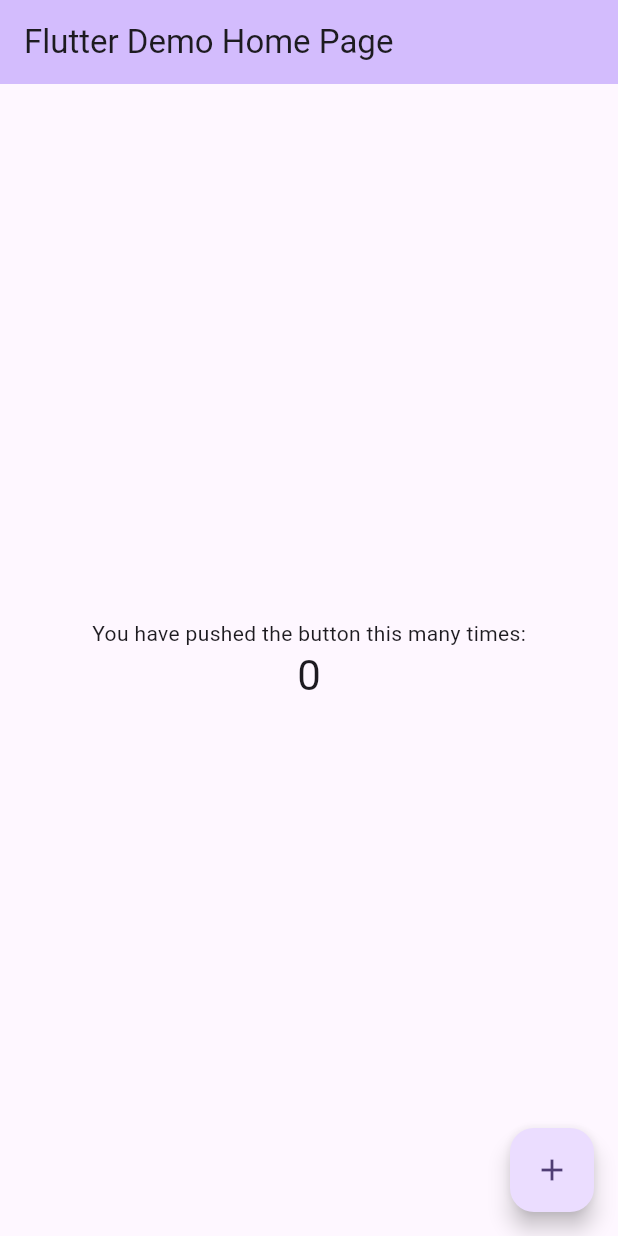
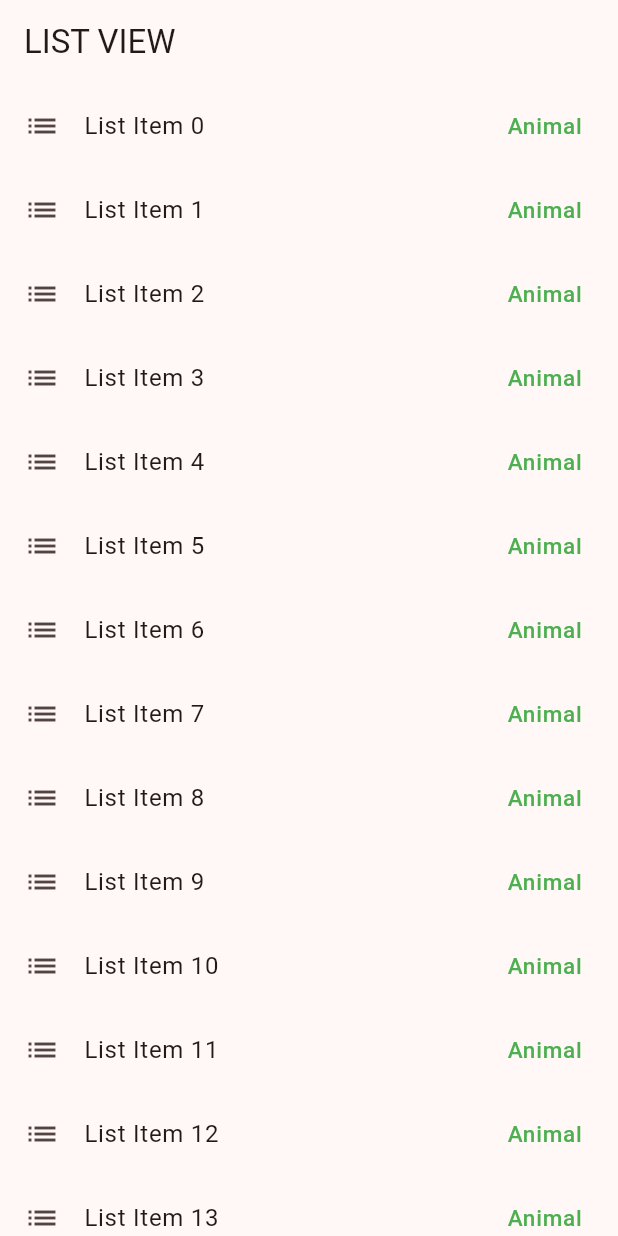
Before and after one commit to Mame-Mor-M/4443Lab5, a Flutter app: the screen it shows after launch, on a phone screen of 412 x 824 dp. Run offline on Flutter 3.47's test engine with Material 3 defaults, Android fonts, the phone set to English and light mode, and no system bars.

Commit message:
Added list view

```diff
--- a/lib/main.dart
+++ b/lib/main.dart
@@ -11,113 +11,40 @@ class MyApp extends StatelessWidget {
   @override
   Widget build(BuildContext context) {
     return MaterialApp(
-      title: 'Flutter Demo',
+      title: 'Home banner',
       theme: ThemeData(
-        // This is the theme of your application.
-        //
-        // TRY THIS: Try running your application with "flutter run". You'll see
-        // the application has a purple toolbar. Then, without quitting the app,
-        // try changing the seedColor in the colorScheme below to Colors.green
-        // and then invoke "hot reload" (save your changes or press the "hot
-        // reload" button in a Flutter-supported IDE, or press "r" if you used
-        // the command line to start the app).
-        //
-        // Notice that the counter didn't reset back to zero; the application
-        // state is not lost during the reload. To reset the state, use hot
-        // restart instead.
-        //
-        // This works for code too, not just values: Most code changes can be
-        // tested with just a hot reload.
-        colorScheme: ColorScheme.fromSeed(seedColor: Colors.deepPurple),
+
+        colorScheme: ColorScheme.fromSeed(seedColor: const Color.fromARGB(255, 255, 0, 0))
       ),
-      home: const MyHomePage(title: 'Flutter Demo Home Page'),
+      home: const ItemListPage(title: 'Lab 5'),
     );
   }
 }
 
-class MyHomePage extends StatefulWidget {
-  const MyHomePage({super.key, required this.title});
-
-  // This widget is the home page of your application. It is stateful, meaning
-  // that it has a State object (defined below) that contains fields that affect
-  // how it looks.
-
-  // This class is the configuration for the state. It holds the values (in this
-  // case the title) provided by the parent (in this case the App widget) and
-  // used by the build method of the State. Fields in a Widget subclass are
-  // always marked "final".
+class ItemListPage extends StatelessWidget {
+  const ItemListPage({super.key, required this.title});
 
   final String title;
 
   @override
-  State<MyHomePage> createState() => _MyHomePageState();
-}
+  Widget build(BuildContext context) {
+    return Scaffold(
+      appBar: AppBar(title: const Text ("LIST VIEW")),
 
-class _MyHomePageState extends State<MyHomePage> {
-  int _counter = 0;
+      body: ListView.builder(
+        itemCount: 35,
+        itemBuilder: (BuildContext context, int index){
+          return ListTile(
+            leading: const Icon(Icons.list),
 
-  void _incrementCounter() {
-    setState(() {
-      // This call to setState tells the Flutter framework that something has
-      // changed in this State, which causes it to rerun the build method below
-      // so that the display can reflect the updated values. If we changed
-      // _counter without calling setState(), then the build method would not be
-      // called again, and so nothing would appear to happen.
-      _counter++;
-      _counter++;
-    });
-  }
-
-  @override
-  Widget build(BuildContext context) {
-    // This method is rerun every time setState is called, for instance as done
-    // by the _incrementCounter method above.
-    //
-    // The Flutter framework has been optimized to make rerunning build methods
-    // fast, so that you can just rebuild anything that needs updating rather
-    // than having to individually change instances of widgets.
-    return Scaffold(
-      appBar: AppBar(
-        // TRY THIS: Try changing the color here to a specific color (to
-        // Colors.amber, perhaps?) and trigger a hot reload to see the AppBar
-        // change color while the other colors stay the same.
-        backgroundColor: Theme.of(context).colorScheme.inversePrimary,
-        // Here we take the value from the MyHomePage object that was created by
-        // the App.build method, and use it to set our appbar title.
-        title: Text(widget.title),
+            trailing: const Text(
+              "Animal",
+              style: TextStyle(color: Colors.green, fontSize: 15),
+            ),
+            title: Text("List Item $index"),
+          );
+        },
       ),
-      body: Center(
-        // Center is a layout widget. It takes a single child and positions it
-        // in the middle of the parent.
-        child: Column(
-          // Column is also a layout widget. It takes a list of children and
-          // arranges them vertically. By default, it sizes itself to fit its
-          // children horizontally, and tries to be as tall as its parent.
-          //
-          // Column has various properties to control how it sizes itself and
-          // how it positions its children. Here we use mainAxisAlignment to
-          // center the children vertically; the main axis here is the vertical
-          // axis because Columns are vertical (the cross axis would be
-          // horizontal).
-          //
-          // TRY THIS: Invoke "debug painting" (choose the "Toggle Debug Paint"
-          // action in the IDE, or press "p" in the console), to see the
-          // wireframe for each widget.
-          mainAxisAlignment: MainAxisAlignment.center,
-          children: <Widget>[
-            const Text('You have pushed the button this many times:'),
-            Text(
-              '$_counter',
-              style: Theme.of(context).textTheme.headlineMedium,
-            ),
-          ],
-        ),
-      ),
-      floatingActionButton: FloatingActionButton(
-        onPressed: _incrementCounter,
-        tooltip: 'Increment',
-        child: const Icon(Icons.add),
-      ), // This trailing comma makes auto-formatting nicer for build methods.
     );
   }
 }
```
